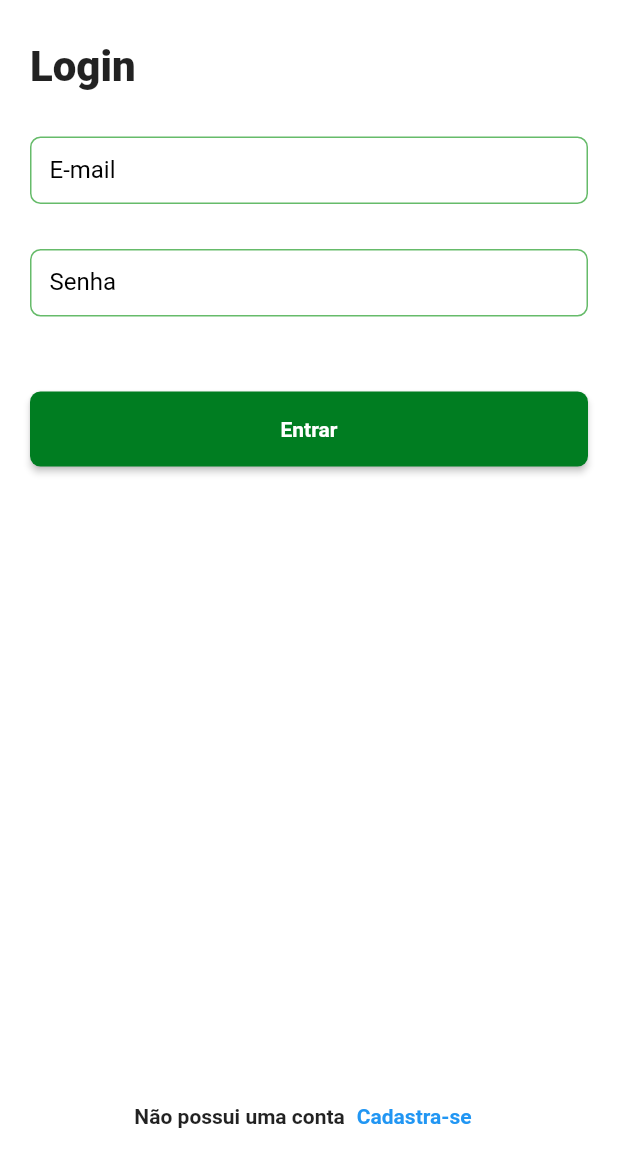
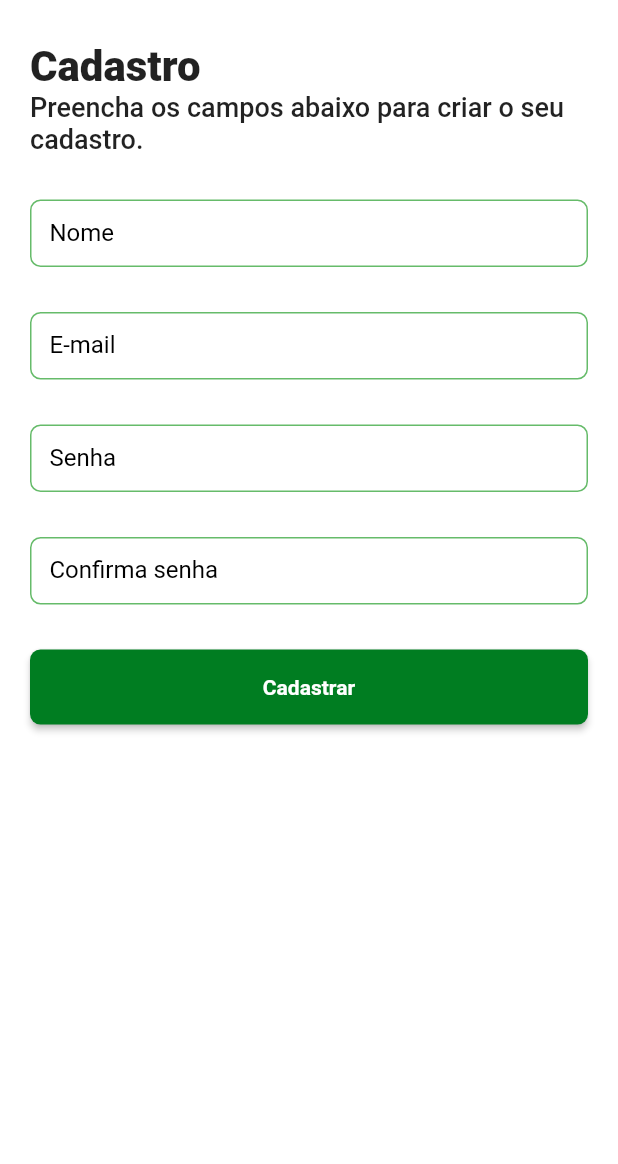
Before and after one commit to thiagolazaro/dw9_delivery_app, a Flutter app: the LoginPage screen opened by its route, after a tap on "Cadastra-se", on a phone screen of 412 x 824 dp, the part 72-1236 px from its top. Run offline on Flutter 3.47's test engine with Material 2 defaults, Android fonts, the phone set to English and light mode, and no system bars; our stand-ins replace bloc, dio, equatable, flutter_bloc, loading_animation_widget, shared_preferences and 1 more; missing offline and left inert: match; accounts and stored records are empty; Roboto replaces fonts that are missing (mplus1).

Commit message:
Construido a tela de cadastro

```diff
--- a/lib/app/dw9_delivery_app.dart
+++ b/lib/app/dw9_delivery_app.dart
@@ -1,4 +1,5 @@
-import 'package:dw9_delivery_app/app/pages/auth/login_page.dart';
+import 'package:dw9_delivery_app/app/pages/auth/login/login_page.dart';
+import 'package:dw9_delivery_app/app/pages/auth/register/register_page.dart';
 import 'package:flutter/material.dart';
 import 'package:dw9_delivery_app/app/core/provider/application_binding.dart';
 import 'package:dw9_delivery_app/app/pages/home/home_router.dart';
@@ -21,6 +22,7 @@ class Dw9DeliveryApp extends StatelessWidget {
           '/home': (context) => HomeRouter.page,
           '/productDetail': (context) => ProductDetailRouter.page,
           '/auth/login': (context) => const LoginPage(),
+          '/auth/register': (context) => const RegisterPage(),
         },
       ),
     );
--- a/lib/app/pages/auth/login_page.dart
+++ b/lib/app/pages/auth/login/login_page.dart
@@ -64,7 +64,9 @@ class LoginPage extends StatelessWidget {
                       style: context.textStyles.textBold,
                     ),
                     TextButton(
-                      onPressed: () {},
+                      onPressed: () {
+                        Navigator.of(context).pushNamed('/auth/register');
+                      },
                       child: Text(
                         'Cadastra-se',
                         style: context.textStyles.textBold
--- /dev/null
+++ b/lib/app/pages/auth/register/register_page.dart
@@ -0,0 +1,71 @@
+import 'package:dw9_delivery_app/app/core/ui/styles/text_styles.dart';
+import 'package:dw9_delivery_app/app/core/ui/widgets/delivery_appbar.dart';
+import 'package:dw9_delivery_app/app/core/ui/widgets/delivery_button.dart';
+import 'package:flutter/material.dart';
+
+class RegisterPage extends StatelessWidget {
+  const RegisterPage({super.key});
+
+  @override
+  Widget build(BuildContext context) {
+    return Scaffold(
+      appBar: DeliveryAppbar(),
+      body: SingleChildScrollView(
+        child: Padding(
+          padding: const EdgeInsets.all(20),
+          child: Form(
+            child: Column(
+              crossAxisAlignment: CrossAxisAlignment.start,
+              children: [
+                Text(
+                  'Cadastro',
+                  style: context.textStyles.textTitle,
+                ),
+                Text(
+                  'Preencha os campos abaixo para criar o seu cadastro.',
+                  style: context.textStyles.textMedium.copyWith(
+                    fontSize: 18,
+                  ),
+                ),
+                const SizedBox(
+                  height: 30,
+                ),
+                TextFormField(
+                  decoration: InputDecoration(labelText: 'Nome'),
+                ),
+                const SizedBox(
+                  height: 30,
+                ),
+                TextFormField(
+                  decoration: InputDecoration(labelText: 'E-mail'),
+                ),
+                const SizedBox(
+                  height: 30,
+                ),
+                TextFormField(
+                  decoration: InputDecoration(labelText: 'Senha'),
+                ),
+                const SizedBox(
+                  height: 30,
+                ),
+                TextFormField(
+                  decoration: InputDecoration(labelText: 'Confirma senha'),
+                ),
+                const SizedBox(
+                  height: 30,
+                ),
+                Center(
+                  child: DeliveryButton(
+                    width: double.infinity,
+                    label: 'Cadastrar',
+                    onPressed: () {},
+                  ),
+                )
+              ],
+            ),
+          ),
+        ),
+      ),
+    );
+  }
+}
```
